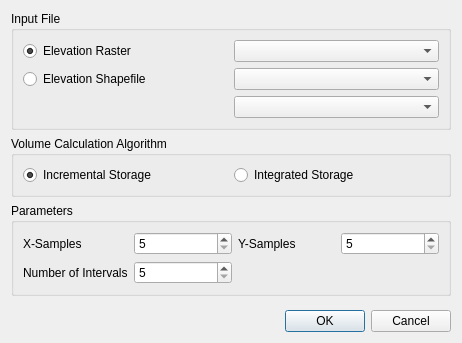
Above: flo2d/ui/sampling_rc.ui from FLO-2DSoftware/qgis-flo-2d-plugin before the change. Below: the same form after it.
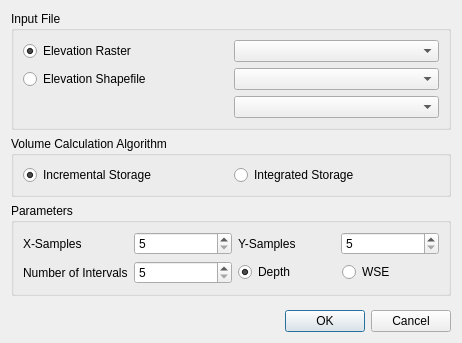
That is the form after the change. Custom widgets are drawn as their Qt base class.

Commit message: Enhance depth/wse selection in sampling UI and processing logic for stage-volume calculations

```diff
--- a/flo2d/ui/sampling_rc.ui
+++ b/flo2d/ui/sampling_rc.ui
@@ -183,17 +183,25 @@
            </widget>
           </item>
           <item row="1" column="2" colspan="2">
-           <spacer name="horizontalSpacer">
-            <property name="orientation">
-             <enum>Qt::Horizontal</enum>
-            </property>
-            <property name="sizeHint" stdset="0">
-             <size>
-              <width>40</width>
-              <height>20</height>
-             </size>
-            </property>
-           </spacer>
+           <layout class="QHBoxLayout" name="horizontalLayout">
+            <item>
+             <widget class="QRadioButton" name="depth_rb">
+              <property name="text">
+               <string>Depth</string>
+              </property>
+              <property name="checked">
+               <bool>true</bool>
+              </property>
+             </widget>
+            </item>
+            <item>
+             <widget class="QRadioButton" name="wse_rb">
+              <property name="text">
+               <string>WSE</string>
+              </property>
+             </widget>
+            </item>
+           </layout>
           </item>
          </layout>
         </widget>
```
The commit also changes 1 other file.
